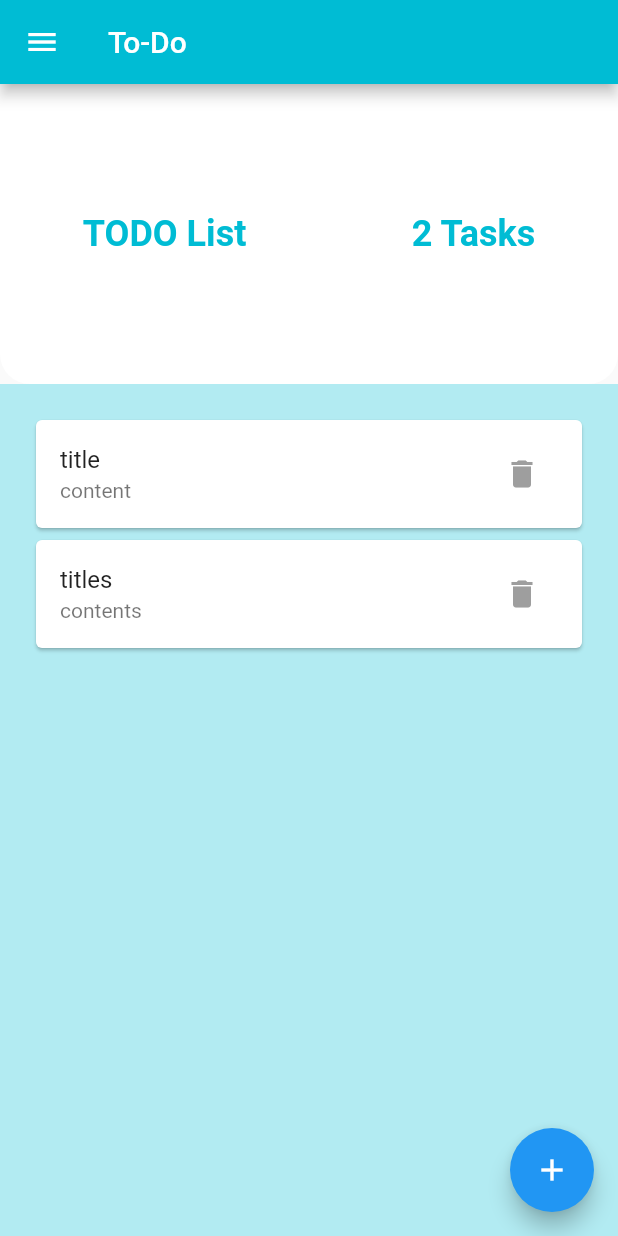
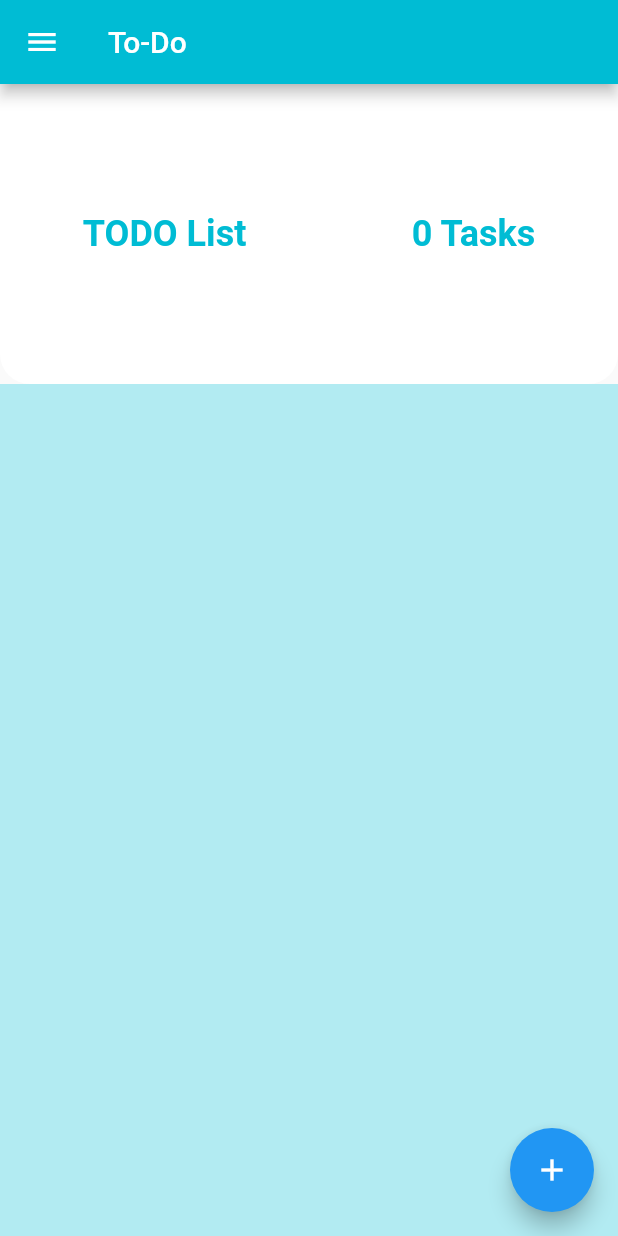
Before and after one commit to ue-an/todoprovider, a Flutter app: the screen it shows after launch, on a phone screen of 412 x 824 dp. Run offline on Flutter 3.47's test engine with Material 2 defaults, Android fonts, the light colour scheme and no system bars.

Commit message:
first commit

```diff
--- a/lib/main.dart
+++ b/lib/main.dart
@@ -1,4 +1,5 @@
 import 'package:flutter/material.dart';
+// import 'package:provider/provider.dart';
 import 'package:provider/provider.dart';
 import 'package:todoprovider/provider/Todo-provider.dart';
 import 'package:todoprovider/screens/Home-screen.dart';
--- a/lib/provider/Todo-provider.dart
+++ b/lib/provider/Todo-provider.dart
@@ -4,11 +4,11 @@ import 'package:flutter/material.dart';
 
 class Todo with ChangeNotifier {
   List<Task> tasklist = [
-    Task(title: 'title', content: 'content'),
-    Task(title: 'titles', content: 'contents'),
+    // Task(title: 'title', content: 'content'),
+    // Task(title: 'titles', content: 'contents'),
   ];
 
-  void addToTaskList(String title, String content) {
+  Future addToTaskList(String title, String content) {
     if (title != null && content != null) {
       tasklist.add(Task(title: title, content: content) ?? '');
     }
--- a/pubspec.yaml
+++ b/pubspec.yaml
@@ -23,6 +23,7 @@ environment:
 dependencies:
   flutter:
     sdk: flutter
+  cloud_firestore: ^2.1.0
   cupertino_icons: ^1.0.2
   provider: ^5.0.0
 
```
Also changed, not shown: lib/screens/Home-screen.dart (+6 -3 lines), pubspec.lock, 2 other files.
